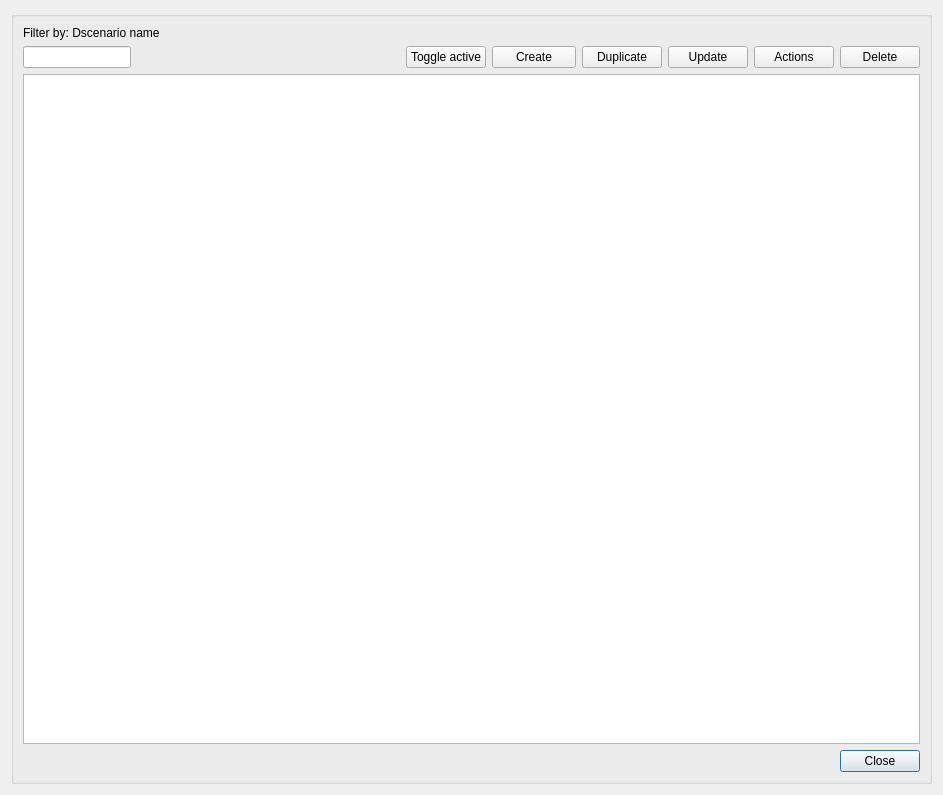
Before: the Qt Designer form core/ui/toolbars/epa/dscenario_manager.ui in Giswater/giswater_qgis_plugin, drawn with Qt 5.
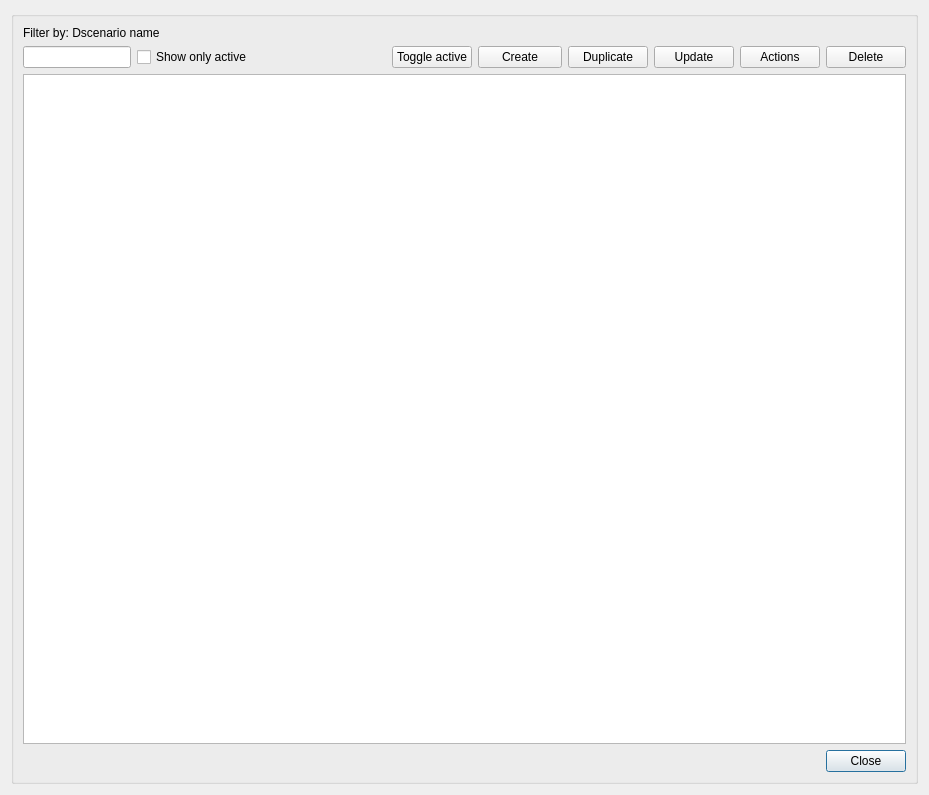
After: the same form once the commit is applied.

Commit message: add chk_active on dscenario_manager ui

Patch:
```diff
--- a/core/ui/toolbars/epa/dscenario_manager.ui
+++ b/core/ui/toolbars/epa/dscenario_manager.ui
@@ -6,7 +6,7 @@
    <rect>
     <x>0</x>
     <y>0</y>
-    <width>943</width>
+    <width>929</width>
     <height>795</height>
    </rect>
   </property>
@@ -20,34 +20,14 @@
       <string/>
      </property>
      <layout class="QGridLayout" name="verticalLayout_3">
-      <item row="4" column="0">
-       <widget class="QLabel" name="lbl_dscenario_name">
-        <property name="text">
-         <string>Filter by: Dscenario name</string>
-        </property>
-       </widget>
-      </item>
-      <item row="7" column="12">
+      <item row="11" column="13">
        <widget class="QPushButton" name="btn_cancel">
         <property name="text">
          <string>Close</string>
         </property>
        </widget>
       </item>
-      <item row="5" column="0" colspan="2">
-       <widget class="QLineEdit" name="txt_name">
-        <property name="sizePolicy">
-         <sizepolicy hsizetype="Fixed" vsizetype="Fixed">
-          <horstretch>0</horstretch>
-          <verstretch>0</verstretch>
-         </sizepolicy>
-        </property>
-        <property name="text">
-         <string/>
-        </property>
-       </widget>
-      </item>
-      <item row="7" column="0" colspan="5">
+      <item row="11" column="0" colspan="5">
        <spacer name="horizontalSpacer">
         <property name="orientation">
          <enum>Qt::Horizontal</enum>
@@ -60,21 +40,14 @@
         </property>
        </spacer>
       </item>
-      <item row="5" column="9">
-       <widget class="QPushButton" name="btn_duplicate">
-        <property name="text">
-         <string>Duplicate</string>
-        </property>
-       </widget>
-      </item>
-      <item row="5" column="11">
+      <item row="6" column="12">
        <widget class="QPushButton" name="btn_toolbox">
         <property name="text">
          <string>Actions</string>
         </property>
        </widget>
       </item>
-      <item row="5" column="8">
+      <item row="6" column="9">
        <widget class="QToolButton" name="btn_create">
         <property name="sizePolicy">
          <sizepolicy hsizetype="Minimum" vsizetype="Minimum">
@@ -99,14 +72,21 @@
         </property>
        </widget>
       </item>
-      <item row="6" column="0" colspan="13">
-       <widget class="QTableView" name="tbl_dscenario">
-        <property name="selectionMode">
-         <enum>QAbstractItemView::SingleSelection</enum>
+      <item row="6" column="8">
+       <widget class="QPushButton" name="btn_toggle_active">
+        <property name="text">
+         <string>Toggle active</string>
         </property>
        </widget>
       </item>
-      <item row="5" column="12">
+      <item row="6" column="10">
+       <widget class="QPushButton" name="btn_duplicate">
+        <property name="text">
+         <string>Duplicate</string>
+        </property>
+       </widget>
+      </item>
+      <item row="6" column="13">
        <widget class="QPushButton" name="btn_delete">
         <property name="sizePolicy">
          <sizepolicy hsizetype="Fixed" vsizetype="Fixed">
@@ -119,14 +99,47 @@
         </property>
        </widget>
       </item>
-      <item row="5" column="10">
+      <item row="6" column="11">
        <widget class="QPushButton" name="btn_update">
         <property name="text">
          <string>Update</string>
         </property>
        </widget>
       </item>
-      <item row="5" column="2" colspan="5">
+      <item row="10" column="0" colspan="14">
+       <widget class="QTableView" name="tbl_dscenario">
+        <property name="selectionMode">
+         <enum>QAbstractItemView::SingleSelection</enum>
+        </property>
+       </widget>
+      </item>
+      <item row="6" column="0">
+       <widget class="QLineEdit" name="txt_name">
+        <property name="sizePolicy">
+         <sizepolicy hsizetype="Fixed" vsizetype="Fixed">
+          <horstretch>0</horstretch>
+          <verstretch>0</verstretch>
+         </sizepolicy>
+        </property>
+        <property name="text">
+         <string/>
+        </property>
+       </widget>
+      </item>
+      <item row="6" column="1">
+       <widget class="QCheckBox" name="chk_active">
+        <property name="sizePolicy">
+         <sizepolicy hsizetype="Preferred" vsizetype="Fixed">
+          <horstretch>0</horstretch>
+          <verstretch>0</verstretch>
+         </sizepolicy>
+        </property>
+        <property name="text">
+         <string>Show only active</string>
+        </property>
+       </widget>
+      </item>
+      <item row="6" column="2" colspan="2">
        <spacer name="horizontalSpacer_2">
         <property name="orientation">
          <enum>Qt::Horizontal</enum>
@@ -139,10 +152,10 @@
         </property>
        </spacer>
       </item>
-      <item row="5" column="7">
-       <widget class="QPushButton" name="btn_toggle_active">
+      <item row="4" column="0" colspan="2">
+       <widget class="QLabel" name="lbl_dscenario_name">
         <property name="text">
-         <string>Toggle active</string>
+         <string>Filter by: Dscenario name</string>
         </property>
        </widget>
       </item>
```
Left out of the diff: 1 changed line with no effect on the pictures.
